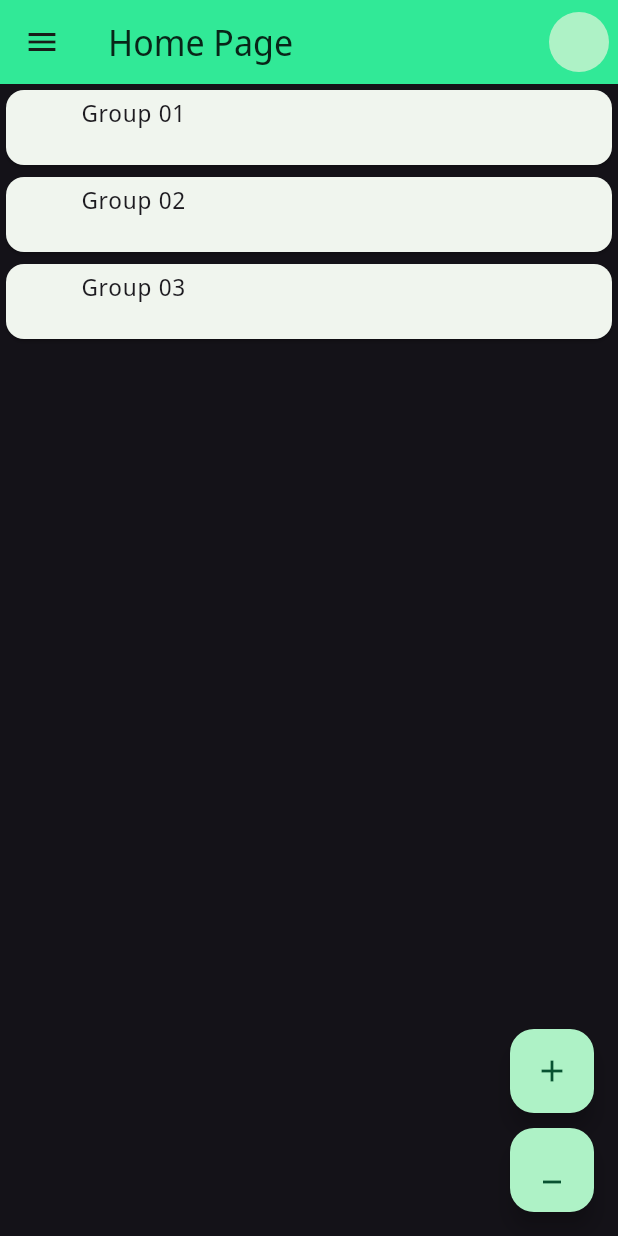
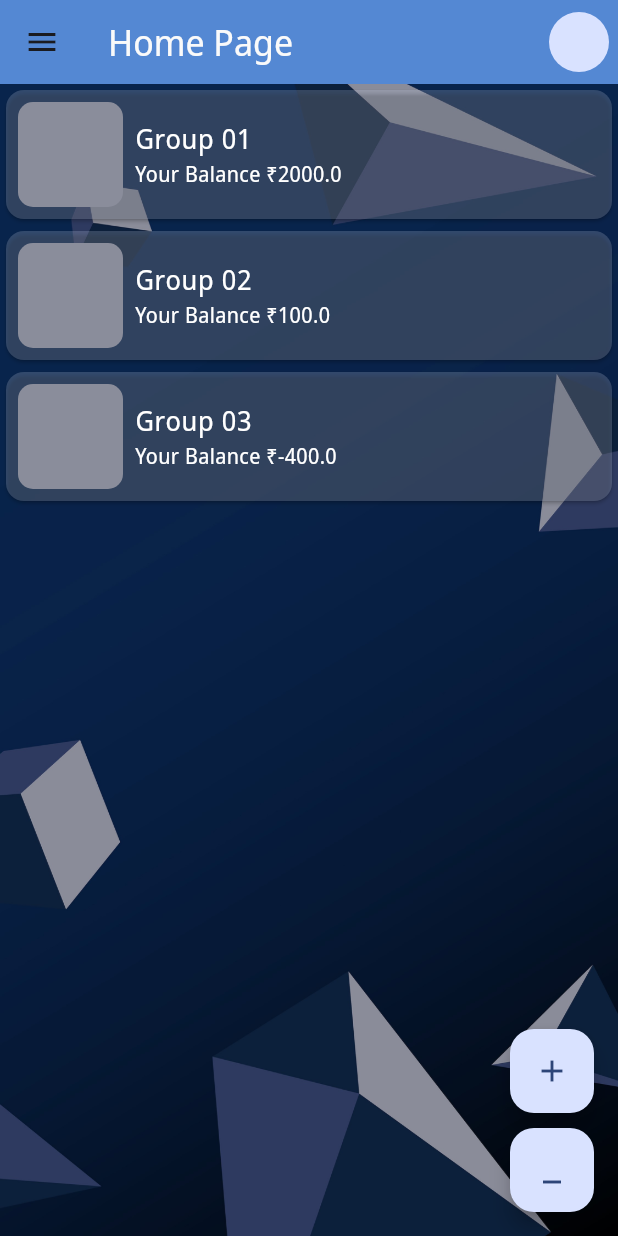
Before and after one commit to Sathwik004/Group-Expense-Tracker, a Flutter app: the screen it shows once a user with an empty profile is signed in, in the side drawer, after a tap on the "add" icon, on a phone screen of 412 x 824 dp. Run offline on Flutter 3.47's test engine with Material 3 defaults, Android fonts, the phone set to English and light mode, and no system bars; our stand-ins replace firebase_auth, firebase_core, flutter_bloc, google_fonts; accounts and stored records are empty; generated files the repository leaves out were written again; network calls fail.

Commit message:
Updated home screen

```diff
--- a/group_expense_tracker/lib/authentication/authscreen.dart
+++ b/group_expense_tracker/lib/authentication/authscreen.dart
@@ -41,11 +41,17 @@ class _AuthScreenState extends State<AuthScreen> {
 
   @override
   Widget build(BuildContext context) {
+    final TextStyle txtstyle =TextStyle(color: Theme.of(context).colorScheme.onPrimary);
     return Scaffold(
+
       backgroundColor: Theme.of(context).colorScheme.background,
       body: Center(
         child: Container(
           padding: const EdgeInsets.all(30),
+          decoration: const BoxDecoration(
+            image: DecorationImage(image: AssetImage('assets/background.jpg'),
+            fit: BoxFit.fill)
+          ),
           child: Form(
               key: _formkey,
               child: Column(
@@ -53,9 +59,10 @@ class _AuthScreenState extends State<AuthScreen> {
                 children: [
                   Container(
                     alignment: Alignment.centerLeft,
-                    child: const Text('Email'),
+                    child: Text('Email',style: txtstyle),
                   ),
                   TextFormField(
+                    style: txtstyle,
                     keyboardType: TextInputType.emailAddress,
                     validator: (value) {
                       if (value == null ||
@@ -74,9 +81,10 @@ class _AuthScreenState extends State<AuthScreen> {
                   ),
                   Container(
                     alignment: Alignment.centerLeft,
-                    child: const Text('Password'),
+                    child: Text('Password',style: txtstyle),
                   ),
                   TextFormField(
+                    style: txtstyle,
                     obscureText: true,
                     validator: (value) {
                       if (value == null || value.trim().length < 8) {
@@ -114,7 +122,6 @@ class _AuthScreenState extends State<AuthScreen> {
                       _isLogin
                           ? 'Don\'t have an Account? '
                           : 'Already have an Account?',
-                      style: const TextStyle(color: Colors.black),
                     ),
                   ),
                 ],
--- a/group_expense_tracker/lib/bloc/expense_bloc.dart
+++ b/group_expense_tracker/lib/bloc/expense_bloc.dart
@@ -9,8 +9,9 @@ part 'expense_state.dart';
 class TrackerBloc extends Bloc<TrackerEvent, TrackerState> {
   TrackerBloc() : super(TrackerInitial()) {
     on<LoadExpense>((event, emit) async {
-      await Future<void>.delayed(const Duration(seconds: 1));
       emit(TrackerLoaded(expenses: expenses));
+      await Future<void>.delayed(const Duration(seconds: 2));
+
     });
 
     on<AddExpense>((event, emit) {
--- a/group_expense_tracker/lib/bloc/groups_bloc.dart
+++ b/group_expense_tracker/lib/bloc/groups_bloc.dart
@@ -9,8 +9,9 @@ part 'groups_state.dart';
 class GroupBloc extends Bloc<GroupEvent, GroupState> {
   GroupBloc() : super(GroupInitial()) {
     on<LoadGroups>((event, emit) async {
+      emit(GroupLoaded(groups: groups));
       await Future<void>.delayed(const Duration(seconds: 2));
-      emit(GroupLoaded(groups: groups));
+
     });
 
     on<NewGroup>((event, emit) {
--- a/group_expense_tracker/lib/data.dart
+++ b/group_expense_tracker/lib/data.dart
@@ -2,9 +2,9 @@ import 'package:group_expense_tracker/models/expense.dart';
 import 'package:group_expense_tracker/models/group.dart';
 
 final List<Group> groups = [
-  Group(id: '001', title: 'Group 01', body: ''),
-  Group(id: '002', title: 'Group 02', body: ''),
-  Group(id: '003', title: 'Group 03', body: ''),
+  Group(id: '001', title: 'Group 01', balance: 2000.0),
+  Group(id: '002', title: 'Group 02', balance: 100.0),
+  Group(id: '003', title: 'Group 03', balance: -400.0),
 ];
 final List<Expense> expenses = [
   Expense(id: '00.1', amount: 500, name: 'Food',members: []),
--- a/group_expense_tracker/lib/group_screen/group_screen.dart
+++ b/group_expense_tracker/lib/group_screen/group_screen.dart
@@ -14,23 +14,51 @@ class GroupScreen extends StatelessWidget {
     return Scaffold(
       appBar: AppBar(
         backgroundColor: Theme.of(context).colorScheme.primary,
-          title: Text(
+        toolbarHeight: 90,
+        leadingWidth: 30.0,
+        title: Padding(
+          padding: const EdgeInsets.symmetric(vertical: 5.0),
+          child: Row(
+            children: [
+              Container(
+                height: 70,
+                width: 70,
+                decoration: BoxDecoration(
+                    color: Theme.of(context).colorScheme.onSecondary,
+                    image:
+                        null, //Add Image over here...............................
+                    borderRadius: BorderRadius.circular(10)),
+              ),
+              const SizedBox(
+                width: 16.0,
+              ),
+              Text(
                 group.title,
                 style: Theme.of(context)
                     .textTheme
                     .headlineSmall!
                     .copyWith(color: Theme.of(context).colorScheme.onPrimary),
               ),
+            ],
           ),
-      body: BlocBuilder<TrackerBloc, TrackerState>(
+        ),
+      ),
+      body: Container(
+        decoration: const BoxDecoration(
+          image: DecorationImage(
+              image: AssetImage('assets/background.jpg'), fit: BoxFit.fill),
+        ),
+        child: BlocBuilder<TrackerBloc, TrackerState>(
           builder: (context, state) {
-          return ListView.builder(
+
+            return state == TrackerInitial? const CircularProgressIndicator(): ListView.builder(
               itemCount: expenses.length,
               itemBuilder: (context, index) =>
                   ExpenseTile(expense: expenses[index]),
             );
           },
         ),
+      ),
     );
   }
 }
--- a/group_expense_tracker/lib/home_page/home.dart
+++ b/group_expense_tracker/lib/home_page/home.dart
@@ -26,26 +26,36 @@ class HomeScreen extends StatelessWidget {
                 alignment: Alignment.center,
                 child: const CircleAvatar(
                   radius: 20,
-                ))
+                ),)
           ],
         ),
-        //backgroundColor: Theme.of(context).colorScheme.background,
         floatingActionButton: Column(
           mainAxisAlignment: MainAxisAlignment.end,
           children: [
-            FloatingActionButton(
+            FloatingActionButton(//buttons are disabled go to groups_bloc.dart
               onPressed: () => context.read<GroupBloc>().add(NewGroup(
-                    group: Group(id: "01", title: "Samarthu", body: "chaddi"))),
-                child: const Icon(Icons.add),),
-                const SizedBox(height: 10,),
+                  group: Group(id: "01", title: "Samarthu", balance: 100))),
+              child: const Icon(Icons.add),
+            ),
+            const SizedBox(
+              height: 10,
+            ),
             FloatingActionButton(
                 onPressed: () => context.read<GroupBloc>().add(DeleteGroup(
-                    group: Group(id: "01", title: "Samarthu", body: "chaddi"))),
+                    group: Group(id: "01", title: "Samarthu", balance: 100))),
                 child: const Icon(Icons.minimize))
           ],
         ),
+
         drawer: const MyDrawer(),
         body: Center(
+          child: Container(
+            decoration: const BoxDecoration(
+              image: DecorationImage(
+                image: AssetImage('assets/background.jpg'),
+                fit: BoxFit.fill
+              ),
+            ),
             child: BlocBuilder<GroupBloc, GroupState>(
               builder: (context, state) {
                 if (state is GroupInitial) {
@@ -61,6 +71,7 @@ class HomeScreen extends StatelessWidget {
                 return const Text('Oops, something went wrong');
               },
             ),
+          ),
         ));
   }
 }
--- a/group_expense_tracker/lib/models/group.dart
+++ b/group_expense_tracker/lib/models/group.dart
@@ -4,8 +4,8 @@ class Group{
 final String id;
 final String title;
 final File? image;
-final String body;
+final double balance;
 //final List<Users> mambers;
-Group({required this.id, required this.title, this.image, required this.body});
+Group({required this.id, required this.title, required this.balance, this.image,});
 
 }
--- a/group_expense_tracker/lib/models/group_tile.dart
+++ b/group_expense_tracker/lib/models/group_tile.dart
@@ -23,21 +23,39 @@ class GroupTile extends StatelessWidget {
         );
       },
       child: Card(
+        color: Theme.of(context).colorScheme.onSecondary,
         child: Row(
           children: [
-            group.image == null
-                ? const SizedBox(
-                    height: 50,
-                    width: 50,
-                  )
-                : Image.file(group.image!),
+            Padding(
+              padding: const EdgeInsets.all(8.0),
+              child: group.image == null
+                  ? Container(
+                      height: 70,
+                      width: 70,
+                      decoration: BoxDecoration(
+                          color: Theme.of(context).colorScheme.background,
+                          borderRadius: BorderRadius.circular(10)),
+                    )
+                  : Image.file(group.image!),
+            ),
             Column(
+              crossAxisAlignment: CrossAxisAlignment.start,
+              mainAxisAlignment: MainAxisAlignment.start,
               children: [
                 Text(
                   group.title,
-                  style: Theme.of(context).textTheme.bodyLarge,
+                  style: Theme.of(context)
+                      .textTheme
+                      .bodyLarge!
+                      .copyWith(color: Colors.white, fontSize: 18),
                 ),
-                Text(group.body)
+                Text(
+                  'Your Balance ₹${group.balance}',
+                  style: Theme.of(context)
+                      .textTheme
+                      .bodyMedium!
+                      .copyWith(color: Colors.white),
+                )
               ],
             )
           ],
--- a/group_expense_tracker/lib/models/my_drawer.dart
+++ b/group_expense_tracker/lib/models/my_drawer.dart
@@ -16,16 +16,15 @@ class MyDrawer extends StatelessWidget {
           children: [
             Row(
               children: [
-                Icon(
+                const Icon(
                   size: 40,
                   Icons.monetization_on,
-                  color: Theme.of(context).colorScheme.onSecondary,
                 ),
                 const SizedBox(width: 10,),
                 Text(
                   'Tracker',
                   style: Theme.of(context).textTheme.headlineLarge!.copyWith(
-                      color: Theme.of(context).colorScheme.onSecondary),
+                      color: Theme.of(context).colorScheme.onPrimary),
                 ),
               ],
             ),
--- a/group_expense_tracker/lib/models/my_drawer_button.dart
+++ b/group_expense_tracker/lib/models/my_drawer_button.dart
@@ -16,14 +16,14 @@ class MyDrawerButton extends StatelessWidget {
         onPressed: onpressed,
         icon: Icon(
           iconData,
-          color: Theme.of(context).colorScheme.onSecondary,
+          color: Theme.of(context).colorScheme.onPrimary,
         ),
         label: Text(
           text,
           style: Theme.of(context)
               .textTheme
               .bodyMedium!
-              .copyWith(color: Theme.of(context).colorScheme.onSecondary),
+              .copyWith(color: Theme.of(context).colorScheme.onPrimary),
         ),
       ),
     );
--- a/group_expense_tracker/lib/themedata.dart
+++ b/group_expense_tracker/lib/themedata.dart
@@ -2,12 +2,12 @@ import 'package:flutter/material.dart';
 import 'package:google_fonts/google_fonts.dart';
 
 final colorScheme = ColorScheme.fromSeed(
-    seedColor: const Color(0xFF31E997),
-    primary: const Color(0xFF31E997),
-    onPrimary: const Color.fromARGB(215, 0, 0, 0),
-    secondary: const Color(0xFF315953),
-    onSecondary: const Color(0xFFFAFAFA),
-    background: const Color(0xFF00120B),
+    seedColor: const Color(0xFF233761),
+    primary: const Color(0xFF5488D3),
+    onPrimary: const Color(0xFFFAFAFA),
+    secondary: const Color(0xFF233761),
+    onSecondary: const Color(0x33D8E4FF),
+    background: const Color(0xFF8A8D9B),
     onBackground:const Color(0xFFD8E4FF),);
 
 final myTheme = ThemeData.dark().copyWith(colorScheme: colorScheme,useMaterial3: true,textTheme: GoogleFonts.notoSansDisplayTextTheme());
--- a/group_expense_tracker/pubspec.yaml
+++ b/group_expense_tracker/pubspec.yaml
@@ -63,8 +63,8 @@ flutter:
   uses-material-design: true
 
   # To add assets to your application, add an assets section, like this:
-  # assets:
-  #   - images/a_dot_burr.jpeg
+  assets:
+    - assets/background.jpg
   #   - images/a_dot_ham.jpeg
 
   # An image asset can refer to one or more resolution-specific "variants", see
```
Also changed, not shown: group_expense_tracker/assets/background.jpg (added), 1 other file. Lines whose indentation alone changed are shown as unchanged.
